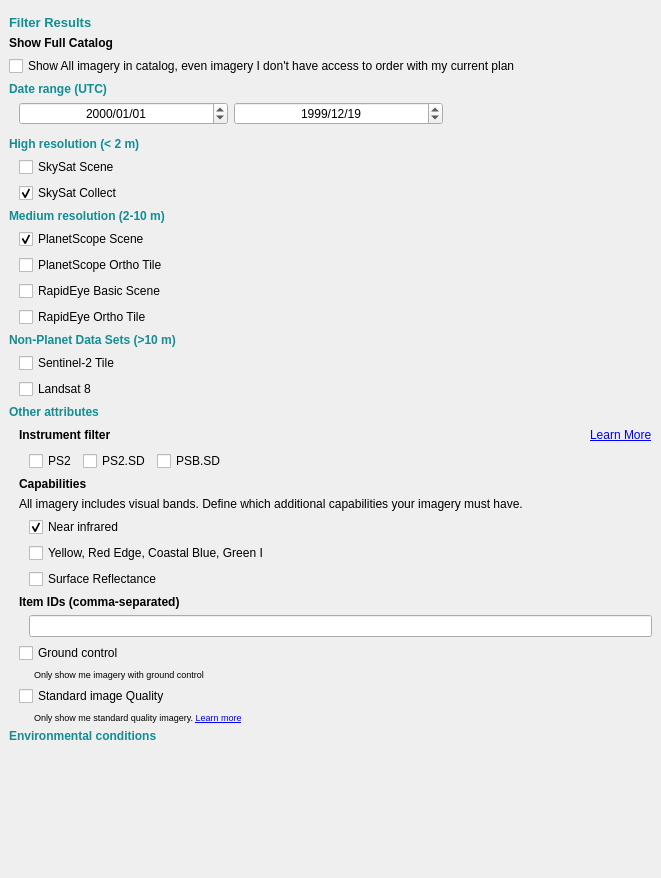
Old version of the form planet_explorer/ui/pe_daily_filter_base.ui in the repository planetlabs/qgis-planet-plugin.
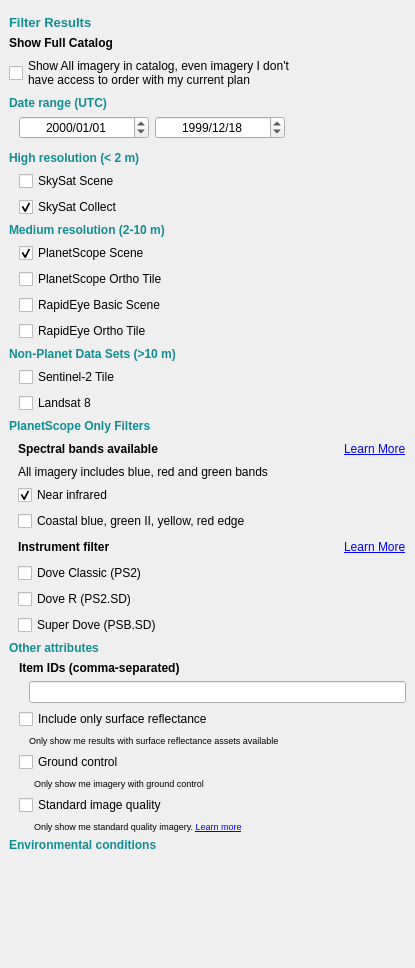
New version of the form. Custom widgets are drawn as their Qt base class.

Diff of the .ui file:
```diff
--- a/planet_explorer/ui/pe_daily_filter_base.ui
+++ b/planet_explorer/ui/pe_daily_filter_base.ui
@@ -6,8 +6,8 @@
    <rect>
     <x>0</x>
     <y>0</y>
-    <width>661</width>
-    <height>878</height>
+    <width>415</width>
+    <height>968</height>
    </rect>
   </property>
   <property name="sizePolicy">
@@ -45,8 +45,8 @@
        <rect>
         <x>0</x>
         <y>0</y>
-        <width>661</width>
-        <height>878</height>
+        <width>415</width>
+        <height>968</height>
        </rect>
       </property>
       <layout class="QVBoxLayout" name="verticalLayout_9">
@@ -108,7 +108,8 @@
        <item>
         <widget class="QCheckBox" name="chkFullCatalog">
          <property name="text">
-          <string>Show All imagery in catalog, even imagery I don't have access to order with my current plan</string>
+          <string>Show All imagery in catalog, even imagery I don't
+have access to order with my current plan</string>
          </property>
         </widget>
        </item>
@@ -182,7 +183,7 @@
              <second>0</second>
              <year>1999</year>
              <month>12</month>
-             <day>19</day>
+             <day>18</day>
             </datetime>
            </property>
            <property name="time">
@@ -254,7 +255,7 @@
           <number>0</number>
          </property>
          <widget class="QWidget" name="newSourcesWidget">
-          <layout class="QVBoxLayout" name="verticalLayout_5">
+          <layout class="QVBoxLayout" name="verticalLayout_13">
            <property name="leftMargin">
             <number>0</number>
            </property>
@@ -407,30 +408,27 @@
              </item>
             </layout>
            </item>
-          </layout>
-         </widget>
-         <widget class="QWidget" name="oldSourcesWidget">
-          <property name="enabled">
-           <bool>false</bool>
-          </property>
-         </widget>
-        </widget>
-       </item>
        <item>
-        <widget class="QLabel" name="label_5">
+            <widget class="QLabel" name="label_9">
+             <property name="font">
+              <font>
+               <weight>75</weight>
+               <bold>true</bold>
+              </font>
+             </property>
          <property name="styleSheet">
           <string notr="true">color: rgb(17, 141, 148);</string>
          </property>
          <property name="text">
-          <string>&lt;html&gt;&lt;head/&gt;&lt;body&gt;&lt;p&gt;&lt;span style=&quot; font-weight:600;&quot;&gt;Other attributes&lt;/span&gt;&lt;/p&gt;&lt;/body&gt;&lt;/html&gt;</string>
+              <string>PlanetScope Only Filters</string>
          </property>
         </widget>
        </item>
        <item>
-        <widget class="QWidget" name="widgetOtherAttributes" native="true">
-         <layout class="QVBoxLayout" name="verticalLayout_11">
+            <widget class="QWidget" name="planetScopeWidget" native="true">
+             <layout class="QVBoxLayout" name="verticalLayout_12">
           <property name="leftMargin">
-           <number>10</number>
+               <number>9</number>
           </property>
           <property name="topMargin">
            <number>0</number>
@@ -441,6 +439,71 @@
           <property name="bottomMargin">
            <number>0</number>
           </property>
+              <item>
+               <layout class="QHBoxLayout" name="horizontalLayout_8">
+                <item>
+                 <widget class="QLabel" name="lblInstrumentFilter_2">
+                  <property name="styleSheet">
+                   <string notr="true"/>
+                  </property>
+                  <property name="text">
+                   <string>&lt;html&gt;&lt;head/&gt;&lt;body&gt;&lt;p&gt;&lt;span style=&quot; font-weight:600;&quot;&gt;Spectral bands available&lt;/span&gt;&lt;/p&gt;&lt;/body&gt;&lt;/html&gt;</string>
+                  </property>
+                 </widget>
+                </item>
+                <item>
+                 <spacer name="horizontalSpacer_4">
+                  <property name="orientation">
+                   <enum>Qt::Horizontal</enum>
+                  </property>
+                  <property name="sizeHint" stdset="0">
+                   <size>
+                    <width>40</width>
+                    <height>20</height>
+                   </size>
+                  </property>
+                 </spacer>
+                </item>
+                <item>
+                 <widget class="QLabel" name="lblLearnMoreSpectralBands">
+                  <property name="text">
+                   <string>&lt;html&gt;&lt;head/&gt;&lt;body&gt;&lt;p&gt;&lt;a href=&quot;https://developers.planet.com/docs/data/sensors/&quot;&gt;&lt;span style=&quot; text-decoration: underline; color:#0000ff;&quot;&gt;Learn More&lt;/span&gt;&lt;/a&gt;&lt;/p&gt;&lt;/body&gt;&lt;/html&gt;</string>
+                  </property>
+                  <property name="openExternalLinks">
+                   <bool>true</bool>
+                  </property>
+                 </widget>
+                </item>
+               </layout>
+              </item>
+              <item>
+               <widget class="QLabel" name="label_8">
+                <property name="text">
+                 <string>All imagery includes blue, red and green bands</string>
+                </property>
+               </widget>
+              </item>
+              <item>
+               <layout class="QVBoxLayout" name="verticalLayout_2">
+                <item>
+                 <widget class="QCheckBox" name="chkNIR">
+                  <property name="text">
+                   <string>Near infrared</string>
+                  </property>
+                  <property name="checked">
+                   <bool>true</bool>
+                  </property>
+                 </widget>
+                </item>
+                <item>
+                 <widget class="QCheckBox" name="chkYellow">
+                  <property name="text">
+                   <string>Coastal blue, green II, yellow, red edge</string>
+                  </property>
+                 </widget>
+                </item>
+               </layout>
+              </item>
           <item>
            <layout class="QHBoxLayout" name="horizontalLayout_3">
             <item>
@@ -479,91 +542,67 @@
            </layout>
           </item>
           <item>
-           <layout class="QHBoxLayout" name="horizontalLayout_4">
-            <property name="leftMargin">
-             <number>10</number>
-            </property>
+               <layout class="QVBoxLayout" name="verticalLayout_5">
             <item>
              <widget class="QCheckBox" name="chkPs2">
               <property name="text">
-               <string>PS2</string>
+                   <string>Dove Classic (PS2)</string>
               </property>
              </widget>
             </item>
             <item>
              <widget class="QCheckBox" name="chkPs2Sd">
               <property name="text">
-               <string>PS2.SD</string>
+                   <string>Dove R (PS2.SD)</string>
               </property>
              </widget>
             </item>
             <item>
              <widget class="QCheckBox" name="chkPsbSd">
               <property name="text">
-               <string>PSB.SD</string>
+                   <string>Super Dove (PSB.SD)</string>
               </property>
              </widget>
             </item>
-            <item>
-             <spacer name="horizontalSpacer">
-              <property name="orientation">
-               <enum>Qt::Horizontal</enum>
-              </property>
-              <property name="sizeHint" stdset="0">
-               <size>
-                <width>40</width>
-                <height>20</height>
-               </size>
-              </property>
-             </spacer>
-            </item>
-           </layout>
-          </item>
-          <item>
-           <widget class="QLabel" name="label_7">
-            <property name="text">
-             <string>&lt;b&gt;Capabilities&lt;/b&gt;</string>
-            </property>
-           </widget>
+               </layout>
+              </item>
+             </layout>
+            </widget>
+           </item>
+          </layout>
+         </widget>
+         <widget class="QWidget" name="oldSourcesWidget">
+          <property name="enabled">
+           <bool>false</bool>
+          </property>
+         </widget>
+        </widget>
           </item>
           <item>
-           <widget class="QLabel" name="label_8">
+        <widget class="QLabel" name="label_5">
+         <property name="styleSheet">
+          <string notr="true">color: rgb(17, 141, 148);</string>
+         </property>
             <property name="text">
-             <string>All imagery includes visual bands. Define which additional capabilities your imagery must have.</string>
+          <string>&lt;html&gt;&lt;head/&gt;&lt;body&gt;&lt;p&gt;&lt;span style=&quot; font-weight:600;&quot;&gt;Other attributes&lt;/span&gt;&lt;/p&gt;&lt;/body&gt;&lt;/html&gt;</string>
             </property>
            </widget>
           </item>
           <item>
-           <layout class="QVBoxLayout" name="verticalLayout_10">
+        <widget class="QWidget" name="otherAttributesWidget" native="true">
+         <layout class="QVBoxLayout" name="verticalLayout_11">
             <property name="leftMargin">
              <number>10</number>
             </property>
-            <item>
-             <widget class="QCheckBox" name="chkNIR">
-              <property name="text">
-               <string>Near infrared</string>
-              </property>
-              <property name="checked">
-               <bool>true</bool>
-              </property>
-             </widget>
-            </item>
-            <item>
-             <widget class="QCheckBox" name="chkYellow">
-              <property name="text">
-               <string>Yellow, Red Edge, Coastal Blue, Green I</string>
-              </property>
-             </widget>
-            </item>
-            <item>
-             <widget class="QCheckBox" name="chkSurfaceReflectance">
-              <property name="text">
-               <string>Surface Reflectance</string>
-              </property>
-             </widget>
-            </item>
-           </layout>
-          </item>
+          <property name="topMargin">
+           <number>0</number>
+          </property>
+          <property name="rightMargin">
+           <number>0</number>
+          </property>
+          <property name="bottomMargin">
+           <number>0</number>
+          </property>
           <item>
            <widget class="QLabel" name="lblString">
             <property name="sizePolicy">
@@ -600,6 +639,32 @@
             </item>
            </layout>
           </item>
+          <item>
+           <widget class="QCheckBox" name="chkSurfaceReflectance">
+            <property name="text">
+             <string>Include only surface reflectance</string>
+            </property>
+           </widget>
+          </item>
+          <item>
+           <layout class="QVBoxLayout" name="verticalLayout_10">
+            <property name="leftMargin">
+             <number>10</number>
+            </property>
+            <item>
+             <widget class="QLabel" name="label_10">
+              <property name="font">
+               <font>
+                <pointsize>7</pointsize>
+               </font>
+              </property>
+              <property name="text">
+               <string>Only show me results with surface reflectance assets available</string>
+              </property>
+             </widget>
+            </item>
+           </layout>
+          </item>
           <item>
            <widget class="QCheckBox" name="chkGroundControl">
             <property name="text">
@@ -629,7 +694,7 @@
           <item>
            <widget class="QCheckBox" name="chkStandardQuality">
             <property name="text">
-             <string>Standard image Quality</string>
+             <string>Standard image quality</string>
             </property>
            </widget>
           </item>
@@ -727,13 +792,10 @@
          <property name="orientation">
           <enum>Qt::Vertical</enum>
          </property>
-         <property name="sizeType">
-          <enum>QSizePolicy::Expanding</enum>
-         </property>
          <property name="sizeHint" stdset="0">
           <size>
            <width>20</width>
-           <height>0</height>
+           <height>40</height>
           </size>
          </property>
         </spacer>
```
Left out of the diff: 2 changed lines with no effect on the pictures. Lines whose indentation alone changed are shown as unchanged.
